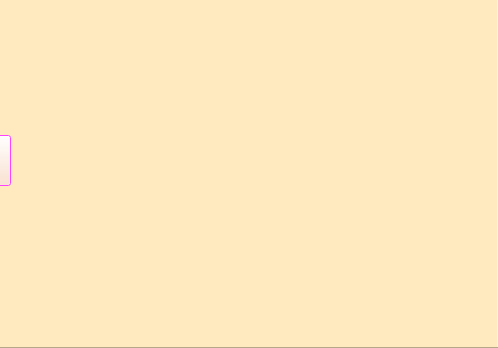
Before: the Qt Designer form TeacherDialog.ui in Knigan/DB3, drawn with Qt 5; both pictures show x 292 to 790 and y 282 to 630 of the 790 by 630 pixel window.
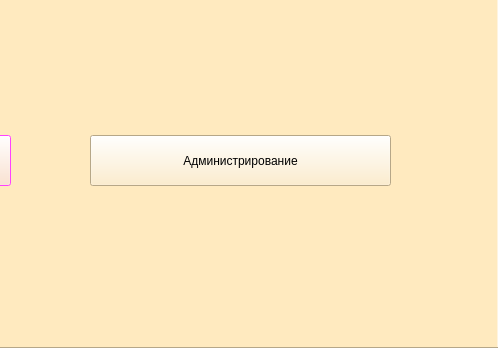
After: the same form once the commit is applied. The open tabs and pages were chosen to show the change.

The edit to the form file:
```diff
--- a/TeacherDialog.ui
+++ b/TeacherDialog.ui
@@ -18,93 +18,9 @@
   </property>
   <property name="palette">
    <palette>
-    <active>
-     <colorrole role="Button">
-      <brush brushstyle="SolidPattern">
-       <color alpha="255">
-        <red>255</red>
-        <green>255</green>
-        <blue>127</blue>
-       </color>
-      </brush>
-     </colorrole>
-     <colorrole role="Base">
-      <brush brushstyle="SolidPattern">
-       <color alpha="255">
-        <red>255</red>
-        <green>255</green>
-        <blue>127</blue>
-       </color>
-      </brush>
-     </colorrole>
-     <colorrole role="Window">
-      <brush brushstyle="SolidPattern">
-       <color alpha="255">
-        <red>255</red>
-        <green>255</green>
-        <blue>127</blue>
-       </color>
-      </brush>
-     </colorrole>
-    </active>
-    <inactive>
-     <colorrole role="Button">
-      <brush brushstyle="SolidPattern">
-       <color alpha="255">
-        <red>255</red>
-        <green>255</green>
-        <blue>127</blue>
-       </color>
-      </brush>
-     </colorrole>
-     <colorrole role="Base">
-      <brush brushstyle="SolidPattern">
-       <color alpha="255">
-        <red>255</red>
-        <green>255</green>
-        <blue>127</blue>
-       </color>
-      </brush>
-     </colorrole>
-     <colorrole role="Window">
-      <brush brushstyle="SolidPattern">
-       <color alpha="255">
-        <red>255</red>
-        <green>255</green>
-        <blue>127</blue>
-       </color>
-      </brush>
-     </colorrole>
-    </inactive>
-    <disabled>
-     <colorrole role="Button">
-      <brush brushstyle="SolidPattern">
-       <color alpha="255">
-        <red>255</red>
-        <green>255</green>
-        <blue>127</blue>
-       </color>
-      </brush>
-     </colorrole>
-     <colorrole role="Base">
-      <brush brushstyle="SolidPattern">
-       <color alpha="255">
-        <red>255</red>
-        <green>255</green>
-        <blue>127</blue>
-       </color>
-      </brush>
-     </colorrole>
-     <colorrole role="Window">
-      <brush brushstyle="SolidPattern">
-       <color alpha="255">
-        <red>255</red>
-        <green>255</green>
-        <blue>127</blue>
-       </color>
-      </brush>
-     </colorrole>
-    </disabled>
+    <active/>
+    <inactive/>
+    <disabled/>
    </palette>
   </property>
   <property name="windowTitle">
@@ -914,6 +830,19 @@
       <string>Предмет препа</string>
      </property>
     </widget>
+    <widget class="QPushButton" name="AdministrationButton">
+     <property name="geometry">
+      <rect>
+       <x>380</x>
+       <y>360</y>
+       <width>301</width>
+       <height>51</height>
+      </rect>
+     </property>
+     <property name="text">
+      <string>Администрирование</string>
+     </property>
+    </widget>
    </widget>
    <widget class="QWidget" name="tab">
     <attribute name="title">
```
Left out of the diff: 6 changed lines with no effect on the pictures.
